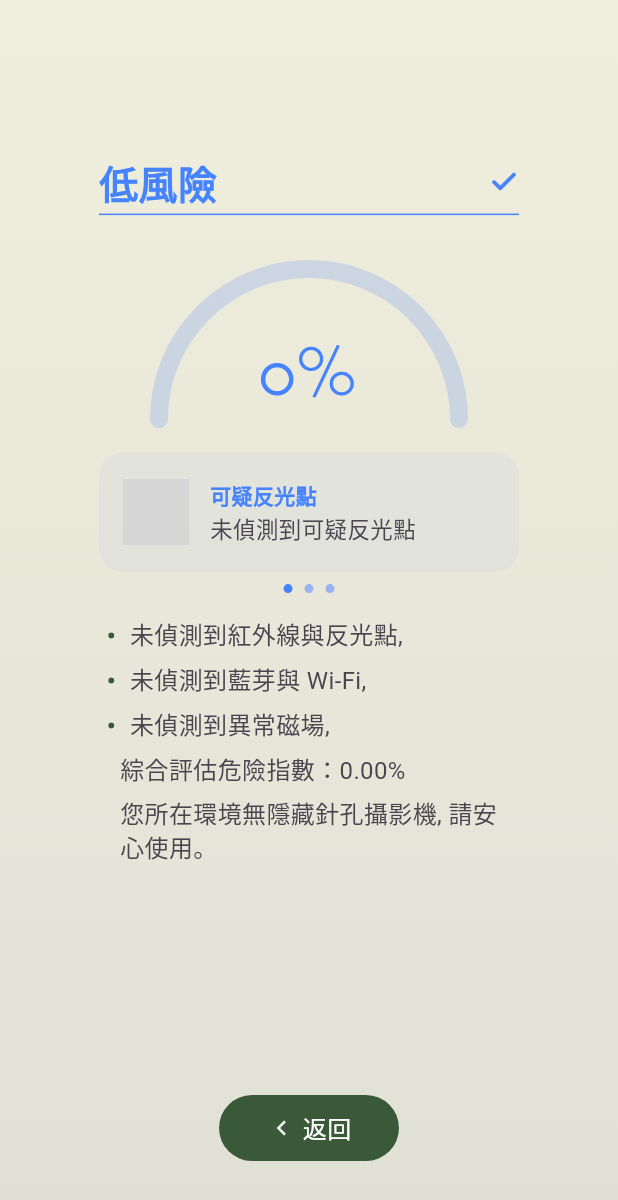
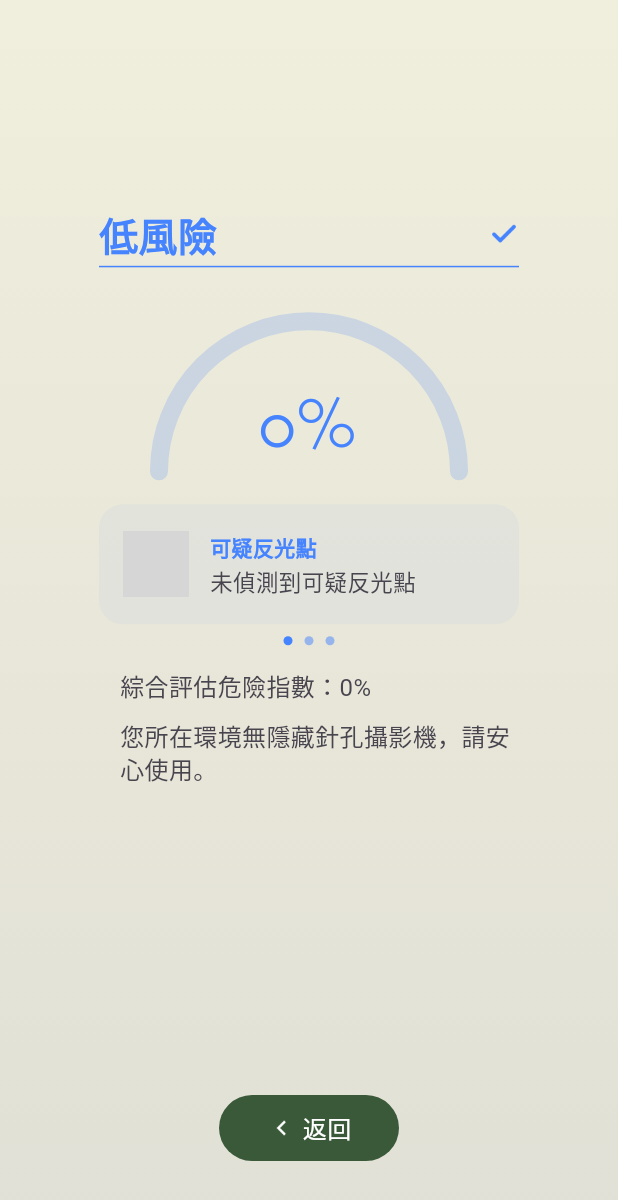
Before and after one commit to Athenahhw/no-pholebia, a Flutter app: the ResultPage screen opened directly with empty values, on a phone screen of 412 x 824 dp. Shown: the top 1200 px of the screen. Run offline on Flutter 3.47's test engine with Material 3 defaults, Android fonts, the phone set to English and light mode, and no system bars; our stand-ins replace camera, flutter_blue_plus, flutter_map, geolocator, latlong2, sensors_plus and 1 more; missing offline and left inert: google_mlkit_object_detection, network_info_plus; accounts and stored records are empty; grey boxes are pictures that could not be loaded.

Commit message:
Update result_page.dart

```diff
--- a/lib/ui/result_page.dart
+++ b/lib/ui/result_page.dart
@@ -490,29 +490,15 @@ class _ResultPageState extends State<ResultPage> {
                             crossAxisAlignment: CrossAxisAlignment.start,
                             children: [
                               _buildListItem(
-                                isLow ? '未偵測到紅外線與反光點,' : '偵測到可疑藍芽與 Wi-Fi 訊號較強,',
-                                true,
-                                textContentColor,
-                              ),
-                              _buildListItem(
-                                isLow ? '未偵測到藍芽與 Wi-Fi,' : '建議檢查周遭可疑插座或延長線,',
-                                true,
-                                textContentColor,
-                              ),
-                              _buildListItem(
-                                isLow ? '未偵測到異常磁場,' : '未發現紅外線異常點,',
-                                true,
-                                textContentColor,
-                              ),
-                              _buildListItem(
-                                '綜合評估危險指數：${_currentScore.toStringAsFixed(2)}%',
+                                '綜合評估危險指數：${_formatScore(_currentScore)}%',
                                 false,
                                 textContentColor,
                               ),
+                              const SizedBox(height: 4),
                               _buildListItem(
                                 isLow
-                                    ? '您所在環境無隱藏針孔攝影機, 請安心使用。'
-                                    : '環境存在潛在風險，請謹慎使用。',
+                                  ? '您所在環境無隱藏針孔攝影機，請安心使用。'
+                                  : '環境存在潛在風險，請謹慎使用。',
                                 false,
                                 textContentColor,
                               ),
@@ -782,18 +768,32 @@ class _ResultPageState extends State<ResultPage> {
     }
 
     final summary = widget.scanSummary;
-    final bool hasGlint =
-        (summary != null &&
-            (summary.highRiskGlintCount > 0 || summary.glints.isNotEmpty)) ||
-        (_currentRisk == RiskLevel.medium);
-    final bool hasSuspiciousWifi =
-        (summary != null &&
-            summary.networkDevices.any((d) => d.looksLikeCamera)) ||
-        (_currentRisk == RiskLevel.medium);
-    final bool hasSuspiciousBle =
-        (summary != null &&
-            summary.bluetoothDevices.any((d) => d.suspicious)) ||
-        (_currentRisk == RiskLevel.medium);
+bool hasGlint = false;
+bool hasSuspiciousWifi = false;
+bool hasSuspiciousBle = false;
+
+if (_isAdminDemoMode) {
+  hasGlint = _currentRisk != RiskLevel.low;
+  hasSuspiciousWifi = _currentRisk != RiskLevel.low;
+  hasSuspiciousBle = _currentRisk != RiskLevel.low;
+} else {
+  final summary = widget.scanSummary;
+  final backend = widget.backendResult;
+
+  // 1. 從本地掃描數據判斷
+  if (summary != null) {
+    hasGlint = summary.highRiskGlintCount > 0 || summary.glints.isNotEmpty;
+    hasSuspiciousWifi = summary.networkDevices.any((d) => d.looksLikeCamera);
+    hasSuspiciousBle = summary.bluetoothDevices.any((d) => d.suspicious);
+  }
+
+  // 2. 若後端有覆蓋參數則優先採用
+  if (backend != null) {
+    if (backend.containsKey('has_glint')) hasGlint = backend['has_glint'] == true;
+    if (backend.containsKey('has_wifi_risk')) hasSuspiciousWifi = backend['has_wifi_risk'] == true;
+    if (backend.containsKey('has_ble_risk')) hasSuspiciousBle = backend['has_ble_risk'] == true;
+  }
+}
 
     final List<Map<String, dynamic>> cardsData = [
       {
```
